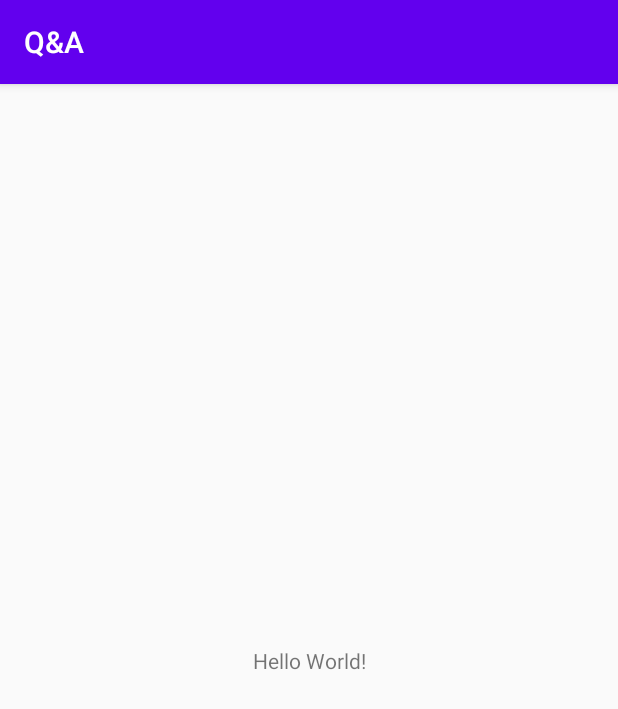
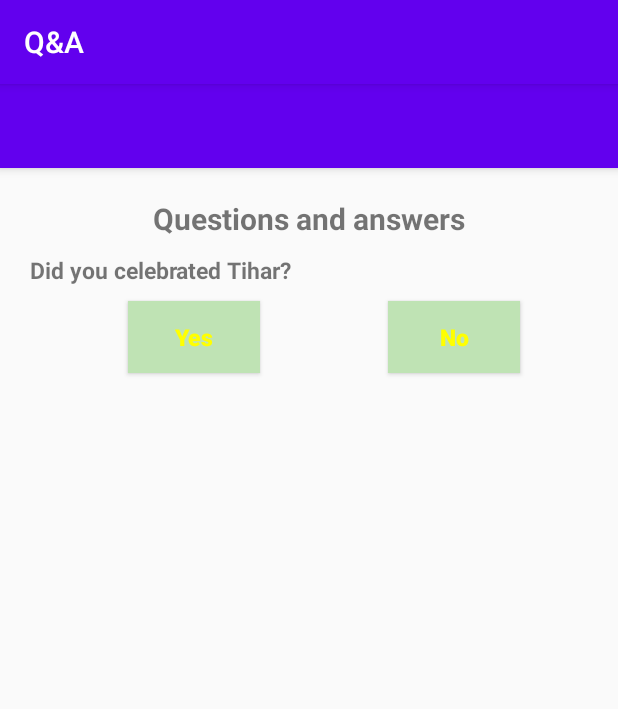
Before and after one commit to alisha-budhathoki/Q-A, an Android app: the screen it shows after launch (MainActivity), on a phone screen of 412 x 824 dp. Shown: the top 709 px of the screen. Run offline under Robolectric (Android 15) with nearby library versions, the phone set to English and light mode, and no system bars.

Commit message:
adding designs

```diff
--- a/app/src/main/res/layout/activity_main.xml
+++ b/app/src/main/res/layout/activity_main.xml
@@ -6,13 +6,75 @@
     android:layout_height="match_parent"
     tools:context=".MainActivity">
 
+    <androidx.appcompat.widget.Toolbar
+        android:id="@+id/my_toolbar"
+        android:layout_width="match_parent"
+        android:layout_height="?attr/actionBarSize"
+        android:background="?attr/colorPrimary"
+        android:elevation="4dp"
+        android:theme="@style/ThemeOverlay.AppCompat.ActionBar"
+        app:popupTheme="@style/ThemeOverlay.AppCompat.Light"
+        app:layout_constraintLeft_toLeftOf="parent"
+        app:layout_constraintRight_toRightOf="parent"
+        app:layout_constraintTop_toTopOf="parent"
+        />
+
+
     <TextView
+        android:id="@+id/qnaTxt"
         android:layout_width="wrap_content"
         android:layout_height="wrap_content"
-        android:text="Hello World!"
-        app:layout_constraintBottom_toBottomOf="parent"
+        android:text="Questions and answers"
+        android:textStyle="bold"
+        android:textSize="20sp"
+        android:layout_marginTop="20dp"
         app:layout_constraintLeft_toLeftOf="parent"
         app:layout_constraintRight_toRightOf="parent"
-        app:layout_constraintTop_toTopOf="parent" />
+        app:layout_constraintTop_toBottomOf="@+id/my_toolbar" />
+
+    <TextView
+        android:id="@+id/qstn1"
+        android:layout_width="wrap_content"
+        android:layout_height="wrap_content"
+        android:text="Did you celebrated Tihar?"
+        android:textStyle="bold"
+        android:textSize="15sp"
+        android:layout_marginTop="10dp"
+        android:layout_marginLeft="20dp"
+        app:layout_constraintLeft_toLeftOf="parent"
+        app:layout_constraintTop_toBottomOf="@+id/qnaTxt" />
+    <Button
+        android:id="@+id/answr1"
+        android:layout_width="wrap_content"
+        android:layout_height="wrap_content"
+        android:text="Yes"
+        android:textColor="@color/yellow"
+        android:padding="10dp"
+        android:textStyle="bold"
+        android:textSize="15sp"
+        android:textAllCaps="false"
+        android:background="@color/softGreen"
+        android:layout_marginTop="10dp"
+        android:layout_marginLeft="20dp"
+        app:layout_constraintLeft_toLeftOf="parent"
+        app:layout_constraintRight_toLeftOf="@+id/answr2"
+        app:layout_constraintTop_toBottomOf="@+id/qstn1" />
+
+    <Button
+        android:id="@+id/answr2"
+        android:layout_width="wrap_content"
+        android:layout_height="wrap_content"
+        android:text="No"
+        android:textAllCaps="false"
+        android:textColor="@color/yellow"
+        android:padding="10dp"
+        android:textStyle="bold"
+        android:textSize="15sp"
+        android:background="@color/softGreen"
+        android:layout_marginTop="10dp"
+        android:layout_marginLeft="20dp"
+        app:layout_constraintRight_toRightOf="parent"
+        app:layout_constraintLeft_toRightOf="@+id/answr1"
+        app:layout_constraintTop_toBottomOf="@+id/qstn1" />
 
 </androidx.constraintlayout.widget.ConstraintLayout>
--- a/app/src/main/res/values/colors.xml
+++ b/app/src/main/res/values/colors.xml
@@ -3,4 +3,8 @@
     <color name="colorPrimary">#6200EE</color>
     <color name="colorPrimaryDark">#3700B3</color>
     <color name="colorAccent">#03DAC5</color>
+    <color name="softGreen">#BFE3B4</color>
+    <color name="white">#FFFFFF</color>
+    <color name="yellow">#FFFF00</color>
+
 </resources>
```
